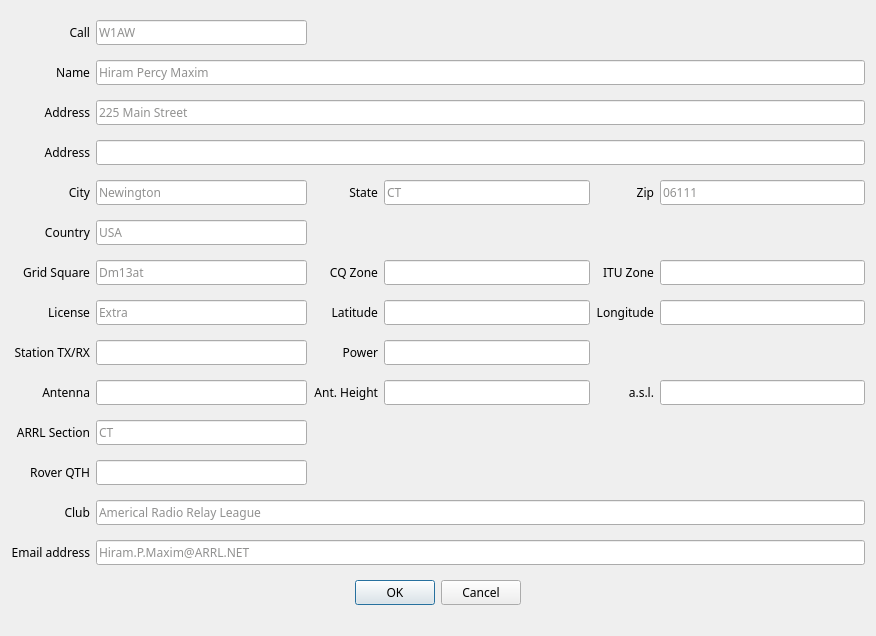
Old version of the form not1mm/data/settings.ui in the repository mbridak/not1mm.
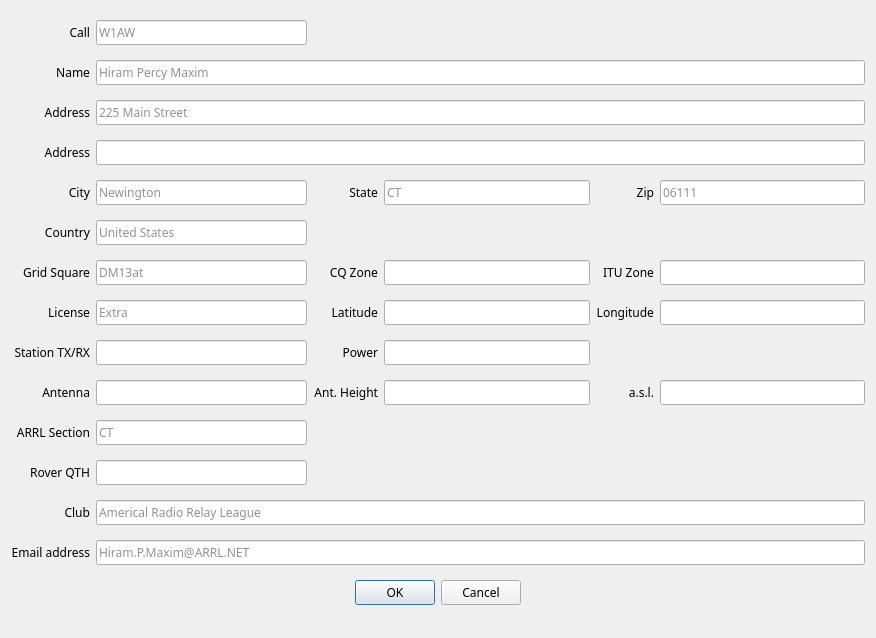
New version of the form.

Commit message: Changed couple placeholder texts.

```diff
--- a/not1mm/data/settings.ui
+++ b/not1mm/data/settings.ui
@@ -7,7 +7,7 @@
     <x>0</x>
     <y>0</y>
     <width>876</width>
-    <height>636</height>
+    <height>638</height>
    </rect>
   </property>
   <property name="font">
@@ -299,7 +299,7 @@
       </palette>
      </property>
      <property name="placeholderText">
-      <string>USA</string>
+      <string>United States</string>
      </property>
     </widget>
    </item>
@@ -343,7 +343,7 @@
       </palette>
      </property>
      <property name="placeholderText">
-      <string>Dm13at</string>
+      <string>DM13at</string>
      </property>
     </widget>
    </item>
```
